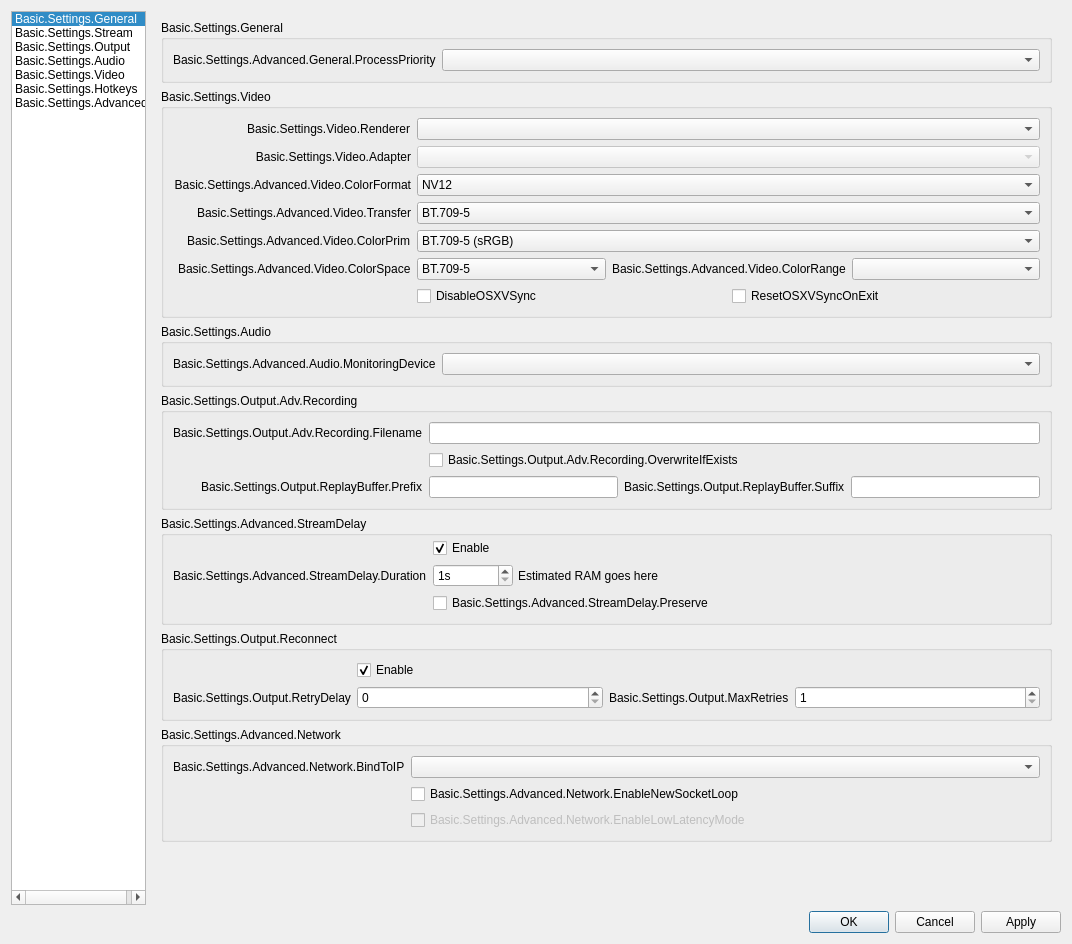
The window that UI/forms/OBSBasicSettings.ui (mntone/obs-studio) describes before a commit, drawn with Qt 5.
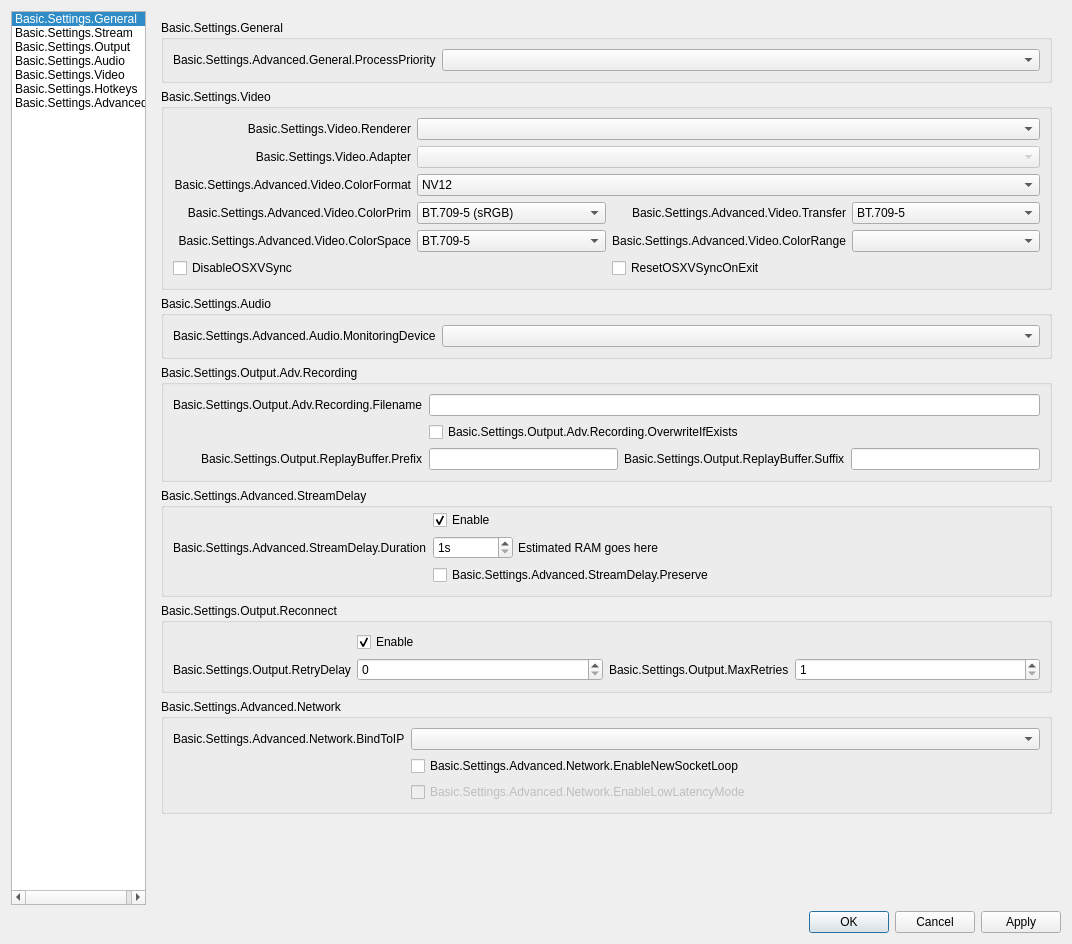
The same window after the commit. The open tabs and pages were chosen to show the change. Icons and pictures are not drawn.

Patch:
```diff
--- a/UI/forms/OBSBasicSettings.ui
+++ b/UI/forms/OBSBasicSettings.ui
@@ -3551,104 +3551,47 @@
                   <property name="title">
                    <string>Basic.Settings.Video</string>
                   </property>
-                  <layout class="QFormLayout" name="formLayout_14">
-                   <property name="fieldGrowthPolicy">
-                    <enum>QFormLayout::AllNonFixedFieldsGrow</enum>
-                   </property>
-                   <property name="labelAlignment">
-                    <set>Qt::AlignRight|Qt::AlignTrailing|Qt::AlignVCenter</set>
-                   </property>
-                   <item row="0" column="0">
-                    <widget class="QLabel" name="rendererLabel">
-                     <property name="text">
-                      <string>Basic.Settings.Video.Renderer</string>
-                     </property>
-                     <property name="buddy">
-                      <cstring>renderer</cstring>
-                     </property>
-                    </widget>
-                   </item>
-                   <item row="0" column="1">
-                    <widget class="QComboBox" name="renderer">
-                     <property name="currentText">
-                      <string notr="true"/>
-                     </property>
-                    </widget>
-                   </item>
-                   <item row="1" column="0">
-                    <widget class="QLabel" name="adapterLabel">
-                     <property name="text">
-                      <string>Basic.Settings.Video.Adapter</string>
-                     </property>
-                     <property name="alignment">
-                      <set>Qt::AlignRight|Qt::AlignTrailing|Qt::AlignVCenter</set>
-                     </property>
-                     <property name="buddy">
-                      <cstring>adapter</cstring>
-                     </property>
-                    </widget>
-                   </item>
-                   <item row="1" column="1">
-                    <widget class="QComboBox" name="adapter">
-                     <property name="enabled">
-                      <bool>false</bool>
-                     </property>
-                     <property name="currentText">
-                      <string notr="true"/>
-                     </property>
-                    </widget>
-                   </item>
-                   <item row="2" column="0">
-                    <widget class="QLabel" name="label_30">
-                     <property name="minimumSize">
-                      <size>
-                       <width>0</width>
-                       <height>0</height>
-                      </size>
-                     </property>
-                     <property name="text">
-                      <string>Basic.Settings.Advanced.Video.ColorFormat</string>
-                     </property>
-                     <property name="alignment">
-                      <set>Qt::AlignRight|Qt::AlignTrailing|Qt::AlignVCenter</set>
-                     </property>
-                     <property name="buddy">
-                      <cstring>colorFormat</cstring>
-                     </property>
-                    </widget>
-                   </item>
-                   <item row="2" column="1">
-                    <widget class="QComboBox" name="colorFormat">
-                     <item>
-                      <property name="text">
-                       <string notr="true">NV12</string>
-                      </property>
-                     </item>
-                     <item>
-                      <property name="text">
-                       <string notr="true">I420</string>
-                      </property>
-                     </item>
-                     <item>
-                      <property name="text">
-                       <string>I444</string>
-                      </property>
-                     </item>
-                     <item>
-                      <property name="text">
-                       <string notr="true">RGB</string>
-                      </property>
-                     </item>
-                    </widget>
-                   </item>
-                   <item row="3" column="0">
+                  <layout class="QGridLayout" name="gridLayout">
+                   <item row="4" column="2">
                     <widget class="QLabel" name="label_65">
                      <property name="text">
                       <string>Basic.Settings.Advanced.Video.Transfer</string>
                      </property>
+                     <property name="alignment">
+                      <set>Qt::AlignRight|Qt::AlignTrailing|Qt::AlignVCenter</set>
+                     </property>
                     </widget>
                    </item>
-                   <item row="3" column="1">
+                   <item row="6" column="0">
+                    <widget class="QCheckBox" name="disableOSXVSync">
+                     <property name="text">
+                      <string>DisableOSXVSync</string>
+                     </property>
+                    </widget>
+                   </item>
+                   <item row="5" column="3">
+                    <widget class="QComboBox" name="colorRange"/>
+                   </item>
+                   <item row="5" column="2">
+                    <widget class="QLabel" name="label_34">
+                     <property name="sizePolicy">
+                      <sizepolicy hsizetype="Maximum" vsizetype="Preferred">
+                       <horstretch>0</horstretch>
+                       <verstretch>0</verstretch>
+                      </sizepolicy>
+                     </property>
+                     <property name="text">
+                      <string>Basic.Settings.Advanced.Video.ColorRange</string>
+                     </property>
+                     <property name="alignment">
+                      <set>Qt::AlignRight|Qt::AlignTrailing|Qt::AlignVCenter</set>
+                     </property>
+                     <property name="buddy">
+                      <cstring>colorRange</cstring>
+                     </property>
+                    </widget>
+                   </item>
+                   <item row="4" column="3">
                     <widget class="QComboBox" name="comboBox">
                      <item>
                       <property name="text">
@@ -3672,11 +3615,92 @@
                      </item>
                     </widget>
                    </item>
+                   <item row="6" column="2">
+                    <widget class="QCheckBox" name="resetOSXVSync">
+                     <property name="text">
+                      <string>ResetOSXVSyncOnExit</string>
+                     </property>
+                    </widget>
+                   </item>
+                   <item row="5" column="1">
+                    <widget class="QComboBox" name="colorSpace">
+                     <item>
+                      <property name="text">
+                       <string notr="true">BT.709-5</string>
+                      </property>
+                     </item>
+                     <item>
+                      <property name="text">
+                       <string notr="true">BT.601-6</string>
+                      </property>
+                     </item>
+                    </widget>
+                   </item>
+                   <item row="5" column="0">
+                    <widget class="QLabel" name="label_33">
+                     <property name="text">
+                      <string>Basic.Settings.Advanced.Video.ColorSpace</string>
+                     </property>
+                     <property name="alignment">
+                      <set>Qt::AlignRight|Qt::AlignTrailing|Qt::AlignVCenter</set>
+                     </property>
+                     <property name="buddy">
+                      <cstring>colorSpace</cstring>
+                     </property>
+                    </widget>
+                   </item>
                    <item row="4" column="0">
                     <widget class="QLabel" name="label_64">
                      <property name="text">
                       <string>Basic.Settings.Advanced.Video.ColorPrim</string>
                      </property>
+                     <property name="alignment">
+                      <set>Qt::AlignRight|Qt::AlignTrailing|Qt::AlignVCenter</set>
+                     </property>
+                    </widget>
+                   </item>
+                   <item row="2" column="1" colspan="3">
+                    <widget class="QComboBox" name="colorFormat">
+                     <item>
+                      <property name="text">
+                       <string notr="true">NV12</string>
+                      </property>
+                     </item>
+                     <item>
+                      <property name="text">
+                       <string notr="true">I420</string>
+                      </property>
+                     </item>
+                     <item>
+                      <property name="text">
+                       <string>I444</string>
+                      </property>
+                     </item>
+                     <item>
+                      <property name="text">
+                       <string notr="true">RGB</string>
+                      </property>
+                     </item>
+                    </widget>
+                   </item>
+                   <item row="0" column="1" colspan="3">
+                    <widget class="QComboBox" name="renderer">
+                     <property name="currentText">
+                      <string notr="true"/>
+                     </property>
+                    </widget>
+                   </item>
+                   <item row="0" column="0">
+                    <widget class="QLabel" name="rendererLabel">
+                     <property name="text">
+                      <string>Basic.Settings.Video.Renderer</string>
+                     </property>
+                     <property name="alignment">
+                      <set>Qt::AlignRight|Qt::AlignTrailing|Qt::AlignVCenter</set>
+                     </property>
+                     <property name="buddy">
+                      <cstring>renderer</cstring>
+                     </property>
                     </widget>
                    </item>
                    <item row="4" column="1">
@@ -3701,101 +3725,49 @@
                        <string>NTSC</string>
                       </property>
                      </item>
-                     <item>
-                      <property name="text">
-                       <string>BT.2020</string>
-                      </property>
-                     </item>
                     </widget>
                    </item>
-                   <item row="5" column="0">
-                    <widget class="QLabel" name="label_33">
+                   <item row="2" column="0">
+                    <widget class="QLabel" name="label_30">
+                     <property name="minimumSize">
+                      <size>
+                       <width>0</width>
+                       <height>0</height>
+                      </size>
+                     </property>
                      <property name="text">
-                      <string>Basic.Settings.Advanced.Video.ColorSpace</string>
+                      <string>Basic.Settings.Advanced.Video.ColorFormat</string>
                      </property>
+                     <property name="alignment">
+                      <set>Qt::AlignRight|Qt::AlignTrailing|Qt::AlignVCenter</set>
+                     </property>
                      <property name="buddy">
-                      <cstring>colorSpace</cstring>
+                      <cstring>colorFormat</cstring>
                      </property>
                     </widget>
                    </item>
-                   <item row="5" column="1">
-                    <layout class="QHBoxLayout" name="horizontalLayout_20">
-                     <property name="leftMargin">
-                      <number>0</number>
+                   <item row="1" column="0">
+                    <widget class="QLabel" name="adapterLabel">
+                     <property name="text">
+                      <string>Basic.Settings.Video.Adapter</string>
                      </property>
-                     <property name="topMargin">
-                      <number>0</number>
+                     <property name="alignment">
+                      <set>Qt::AlignRight|Qt::AlignTrailing|Qt::AlignVCenter</set>
                      </property>
-                     <property name="rightMargin">
-                      <number>0</number>
+                     <property name="buddy">
+                      <cstring>adapter</cstring>
                      </property>
-                     <property name="bottomMargin">
-                      <number>0</number>
-                     </property>
-                     <item>
-                      <widget class="QComboBox" name="colorSpace">
-                       <item>
-                        <property name="text">
-                         <string notr="true">BT.709-5</string>
-                        </property>
-                       </item>
-                       <item>
-                        <property name="text">
-                         <string notr="true">BT.601-6</string>
-                        </property>
-                       </item>
-                      </widget>
-                     </item>
-                     <item>
-                      <widget class="QLabel" name="label_34">
-                       <property name="sizePolicy">
-                        <sizepolicy hsizetype="Maximum" vsizetype="Preferred">
-                         <horstretch>0</horstretch>
-                         <verstretch>0</verstretch>
-                        </sizepolicy>
-                       </property>
-                       <property name="text">
-                        <string>Basic.Settings.Advanced.Video.ColorRange</string>
-                       </property>
-                       <property name="buddy">
-                        <cstring>colorRange</cstring>
-                       </property>
-                      </widget>
-                     </item>
-                     <item>
-                      <widget class="QComboBox" name="colorRange"/>
-                     </item>
-                    </layout>
+                    </widget>
                    </item>
-                   <item row="6" column="1">
-                    <layout class="QHBoxLayout" name="horizontalLayout_18">
-                     <property name="leftMargin">
-                      <number>0</number>
+                   <item row="1" column="1" colspan="3">
+                    <widget class="QComboBox" name="adapter">
+                     <property name="enabled">
+                      <bool>false</bool>
                      </property>
-                     <property name="topMargin">
-                      <number>0</number>
+                     <property name="currentText">
+                      <string notr="true"/>
                      </property>
-                     <property name="rightMargin">
-                      <number>0</number>
-                     </property>
-                     <property name="bottomMargin">
-                      <number>0</number>
-                     </property>
-                     <item>
-                      <widget class="QCheckBox" name="disableOSXVSync">
-                       <property name="text">
-                        <string>DisableOSXVSync</string>
-                       </property>
-                      </widget>
-                     </item>
-                     <item>
-                      <widget class="QCheckBox" name="resetOSXVSync">
-                       <property name="text">
-                        <string>ResetOSXVSyncOnExit</string>
-                       </property>
-                      </widget>
-                     </item>
-                    </layout>
+                    </widget>
                    </item>
                   </layout>
                  </widget>
```
Left out of the diff: 3 changed lines with no effect on the pictures.
